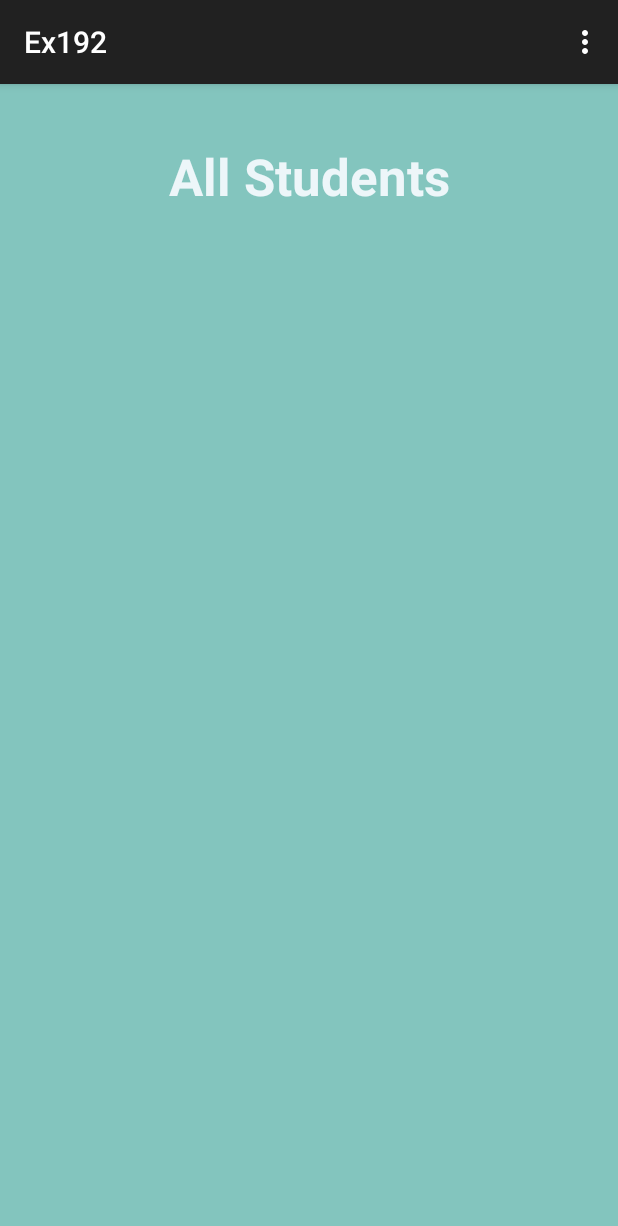
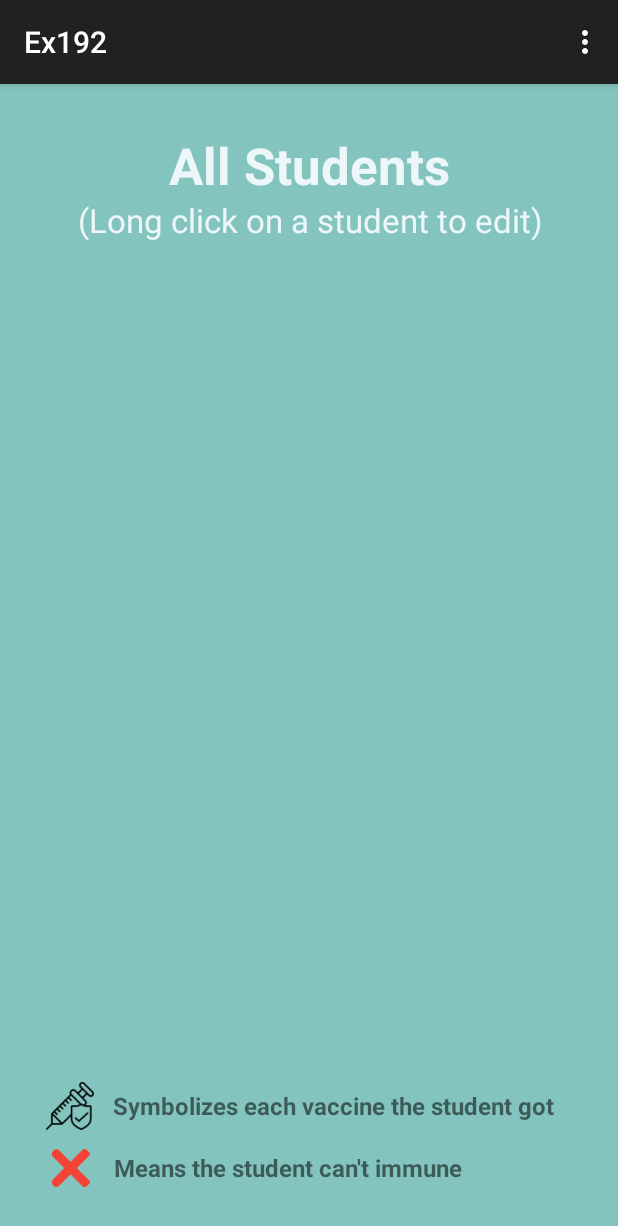
Before and after one commit to or1901/Ex192, an Android app: the AllStudentsActivity screen opened directly, with no data from a screen before it, on a phone screen of 412 x 824 dp. Shown: the top 1226 px of the screen. Run offline under Robolectric (Android 15) with nearby library versions, the phone set to English and light mode, and no system bars; our stand-ins replace Firebase (no records; nobody signed in at launch, a user with empty details on screens opened directly).

Commit message:
Made the final design of activity_all_students and student_lv_layout

```diff
--- a/app/src/main/res/layout/activity_all_students.xml
+++ b/app/src/main/res/layout/activity_all_students.xml
@@ -12,22 +12,36 @@
     <Space
         android:layout_width="match_parent"
         android:layout_height="0dp"
-        android:layout_weight="0.2" />
+        android:layout_weight="0.5" />
 
     <TextView
         android:layout_width="match_parent"
         android:layout_height="0dp"
-        android:layout_weight="1.5"
+        android:layout_weight="0.7"
         android:gravity="center"
         android:text="All Students"
         android:textColor="#edf6f9"
         android:textSize="34sp"
         android:textStyle="bold" />
 
+    <TextView
+        android:layout_width="match_parent"
+        android:layout_height="0dp"
+        android:layout_weight="0.5"
+        android:gravity="center|center_horizontal"
+        android:text="(Long click on a student to edit)"
+        android:textColor="#edf6f9"
+        android:textSize="22sp" />
+
+    <Space
+        android:layout_width="match_parent"
+        android:layout_height="0dp"
+        android:layout_weight="0.3" />
+
     <LinearLayout
         android:layout_width="match_parent"
         android:layout_height="0dp"
-        android:layout_weight="9"
+        android:layout_weight="8"
         android:orientation="horizontal">
 
         <Space
@@ -39,7 +53,7 @@
             android:id="@+id/lvStudents"
             android:layout_width="0dp"
             android:layout_height="match_parent"
-            android:layout_weight="9" />
+            android:layout_weight="12" />
 
         <Space
             android:layout_width="0dp"
@@ -50,5 +64,80 @@
     <Space
         android:layout_width="match_parent"
         android:layout_height="0dp"
-        android:layout_weight="1" />
+        android:layout_weight="0.5" />
+
+    <LinearLayout
+        android:layout_width="match_parent"
+        android:layout_height="0dp"
+        android:layout_weight="0.5"
+        android:orientation="horizontal">
+
+        <Space
+            android:layout_width="0dp"
+            android:layout_height="match_parent"
+            android:layout_weight="0.6" />
+
+        <ImageView
+            android:layout_width="0dp"
+            android:layout_height="match_parent"
+            android:layout_weight="1.9"
+            app:srcCompat="@drawable/vaccine" />
+
+        <TextView
+            android:layout_width="0dp"
+            android:layout_height="match_parent"
+            android:layout_weight="10"
+            android:gravity="left|center_vertical"
+            android:text="Symbolizes each vaccine the student got"
+            android:textSize="16sp"
+            android:textStyle="bold" />
+
+        <Space
+            android:layout_width="0dp"
+            android:layout_height="match_parent"
+            android:layout_weight="1.1" />
+    </LinearLayout>
+
+    <Space
+        android:layout_width="match_parent"
+        android:layout_height="0dp"
+        android:layout_weight="0.2" />
+
+    <LinearLayout
+        android:layout_width="match_parent"
+        android:layout_height="0dp"
+        android:layout_weight="0.4"
+        android:orientation="horizontal">
+
+        <Space
+            android:layout_width="0dp"
+            android:layout_height="match_parent"
+            android:layout_weight="0.6" />
+
+        <ImageView
+            android:layout_width="0dp"
+            android:layout_height="match_parent"
+            android:layout_weight="1.9"
+            app:srcCompat="@drawable/cannot_immune" />
+
+        <TextView
+            android:layout_width="0dp"
+            android:layout_height="match_parent"
+            android:layout_weight="10"
+            android:gravity="left|center_vertical"
+            android:text="Means the student can't immune"
+            android:textSize="16sp"
+            android:textStyle="bold" />
+
+        <Space
+            android:layout_width="0dp"
+            android:layout_height="match_parent"
+            android:layout_weight="1" />
+    </LinearLayout>
+
+    <Space
+        android:layout_width="match_parent"
+        android:layout_height="0dp"
+        android:layout_weight="0.5" />
+
 </LinearLayout>
--- a/app/src/main/res/layout/student_lv_layout.xml
+++ b/app/src/main/res/layout/student_lv_layout.xml
@@ -2,7 +2,7 @@
 <LinearLayout xmlns:android="http://schemas.android.com/apk/res/android"
     xmlns:app="http://schemas.android.com/apk/res-auto"
     xmlns:tools="http://schemas.android.com/tools"
-    android:layout_width="320dp"
+    android:layout_width="340dp"
     android:layout_height="80dp"
     android:background="#83c5be"
     android:orientation="vertical">
```
